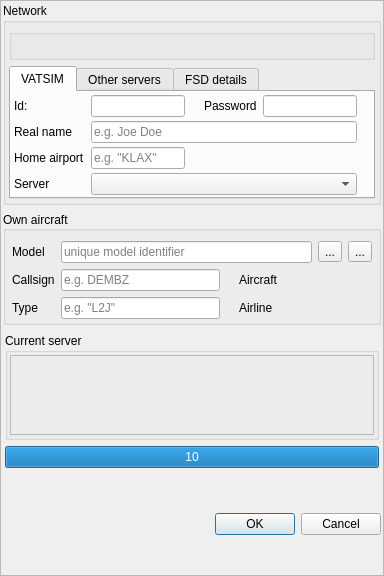
The window that src/blackgui/components/logincomponent.ui (swift-project/pilotclient) describes before a commit, drawn with Qt 5.
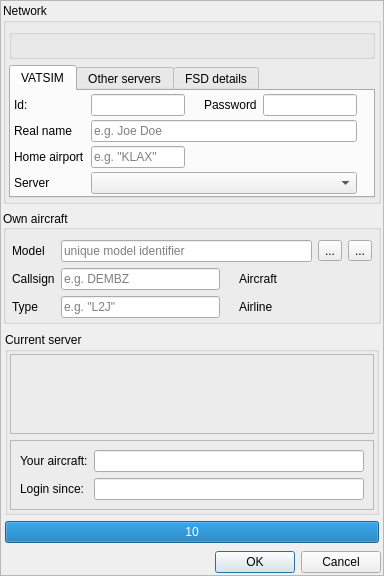
The same window after the commit. Icons and pictures are not drawn. Custom widgets are drawn as their Qt base class.

Commit message: Display login since / own login data in login screen

Patch:
```diff
--- a/src/blackgui/components/logincomponent.ui
+++ b/src/blackgui/components/logincomponent.ui
@@ -561,6 +561,46 @@
            </property>
           </widget>
          </item>
+         <item>
+          <widget class="QFrame" name="fr_CurrentLoginAddInfo">
+           <property name="frameShape">
+            <enum>QFrame::StyledPanel</enum>
+           </property>
+           <property name="frameShadow">
+            <enum>QFrame::Raised</enum>
+           </property>
+           <layout class="QGridLayout" name="gridLayout">
+            <item row="0" column="0">
+             <widget class="QLabel" name="lbl_LoginAsAircraft">
+              <property name="text">
+               <string>Your aircraft:</string>
+              </property>
+             </widget>
+            </item>
+            <item row="0" column="2">
+             <widget class="QLineEdit" name="le_LoginAsAircaft">
+              <property name="readOnly">
+               <bool>true</bool>
+              </property>
+             </widget>
+            </item>
+            <item row="1" column="0">
+             <widget class="QLabel" name="lbl_LoginSince">
+              <property name="text">
+               <string>Login since:</string>
+              </property>
+             </widget>
+            </item>
+            <item row="1" column="2">
+             <widget class="QLineEdit" name="le_LoginSince">
+              <property name="readOnly">
+               <bool>true</bool>
+              </property>
+             </widget>
+            </item>
+           </layout>
+          </widget>
+         </item>
         </layout>
        </widget>
       </item>
```
Left out of the diff: 2 changed lines with no effect on the pictures. The commit also changes 1 other file.
